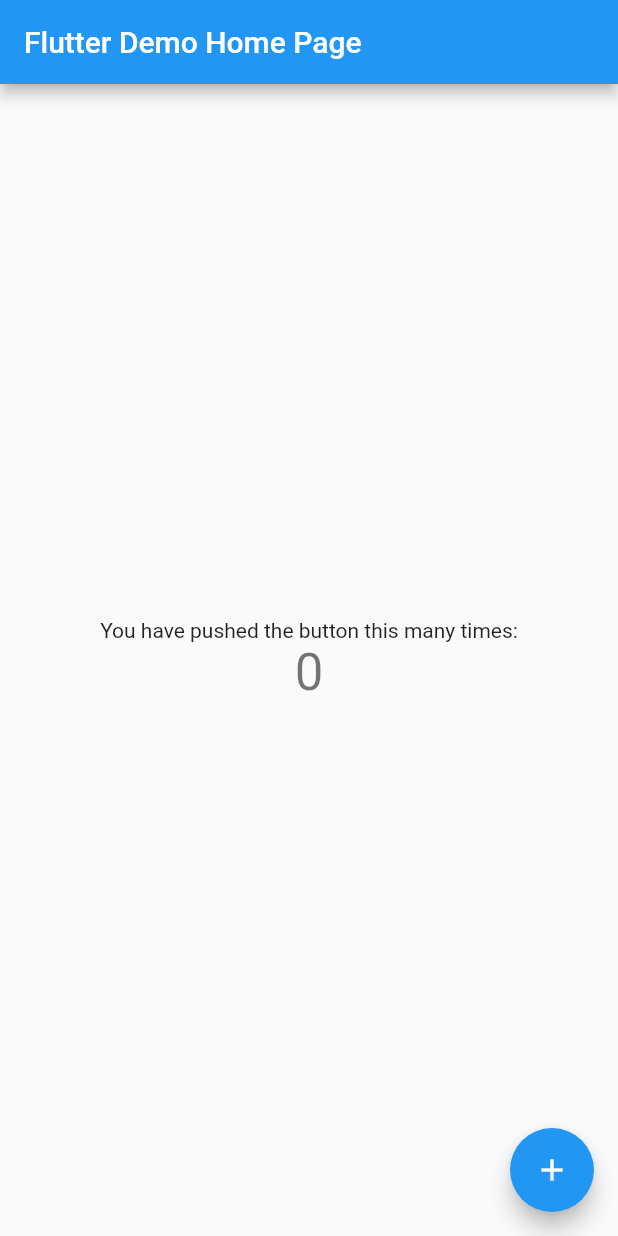
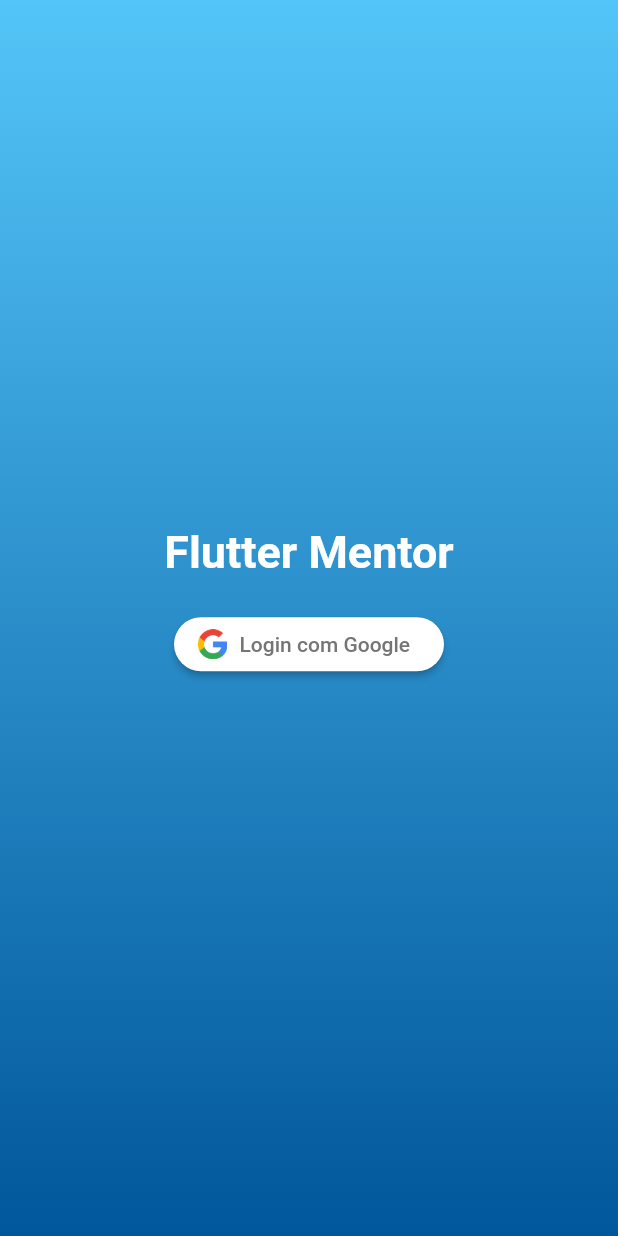
Before and after one commit to RafaelBarbosatec/MentorFlutter, a Flutter app: the screen it shows after launch, on a phone screen of 412 x 824 dp. Run offline on Flutter 3.47's test engine with Material 2 defaults, Android fonts, the phone set to English and light mode, and no system bars; our stand-ins replace firebase_auth, google_sign_in; accounts and stored records are empty.

Commit message:
adiciona login

```diff
--- a/lib/main.dart
+++ b/lib/main.dart
@@ -1,4 +1,5 @@
 import 'package:flutter/material.dart';
+import 'package:mentor_flutter/pages/login/login_view.dart';
 
 void main() => runApp(MyApp());
 
@@ -9,103 +10,9 @@ class MyApp extends StatelessWidget {
     return MaterialApp(
       title: 'Flutter Demo',
       theme: ThemeData(
-        // This is the theme of your application.
-        //
-        // Try running your application with "flutter run". You'll see the
-        // application has a blue toolbar. Then, without quitting the app, try
-        // changing the primarySwatch below to Colors.green and then invoke
-        // "hot reload" (press "r" in the console where you ran "flutter run",
-        // or simply save your changes to "hot reload" in a Flutter IDE).
-        // Notice that the counter didn't reset back to zero; the application
-        // is not restarted.
         primarySwatch: Colors.blue,
       ),
-      home: MyHomePage(title: 'Flutter Demo Home Page'),
+      home: LoginView(),
     );
   }
 }
-
-class MyHomePage extends StatefulWidget {
-  MyHomePage({Key key, this.title}) : super(key: key);
-
-  // This widget is the home page of your application. It is stateful, meaning
-  // that it has a State object (defined below) that contains fields that affect
-  // how it looks.
-
-  // This class is the configuration for the state. It holds the values (in this
-  // case the title) provided by the parent (in this case the App widget) and
-  // used by the build method of the State. Fields in a Widget subclass are
-  // always marked "final".
-
-  final String title;
-
-  @override
-  _MyHomePageState createState() => _MyHomePageState();
-}
-
-class _MyHomePageState extends State<MyHomePage> {
-  int _counter = 0;
-
-  void _incrementCounter() {
-    setState(() {
-      // This call to setState tells the Flutter framework that something has
-      // changed in this State, which causes it to rerun the build method below
-      // so that the display can reflect the updated values. If we changed
-      // _counter without calling setState(), then the build method would not be
-      // called again, and so nothing would appear to happen.
-      _counter++;
-    });
-  }
-
-  @override
-  Widget build(BuildContext context) {
-    // This method is rerun every time setState is called, for instance as done
-    // by the _incrementCounter method above.
-    //
-    // The Flutter framework has been optimized to make rerunning build methods
-    // fast, so that you can just rebuild anything that needs updating rather
-    // than having to individually change instances of widgets.
-    return Scaffold(
-      appBar: AppBar(
-        // Here we take the value from the MyHomePage object that was created by
-        // the App.build method, and use it to set our appbar title.
-        title: Text(widget.title),
-      ),
-      body: Center(
-        // Center is a layout widget. It takes a single child and positions it
-        // in the middle of the parent.
-        child: Column(
-          // Column is also layout widget. It takes a list of children and
-          // arranges them vertically. By default, it sizes itself to fit its
-          // children horizontally, and tries to be as tall as its parent.
-          //
-          // Invoke "debug painting" (press "p" in the console, choose the
-          // "Toggle Debug Paint" action from the Flutter Inspector in Android
-          // Studio, or the "Toggle Debug Paint" command in Visual Studio Code)
-          // to see the wireframe for each widget.
-          //
-          // Column has various properties to control how it sizes itself and
-          // how it positions its children. Here we use mainAxisAlignment to
-          // center the children vertically; the main axis here is the vertical
-          // axis because Columns are vertical (the cross axis would be
-          // horizontal).
-          mainAxisAlignment: MainAxisAlignment.center,
-          children: <Widget>[
-            Text(
-              'You have pushed the button this many times:',
-            ),
-            Text(
-              '$_counter',
-              style: Theme.of(context).textTheme.display1,
-            ),
-          ],
-        ),
-      ),
-      floatingActionButton: FloatingActionButton(
-        onPressed: _incrementCounter,
-        tooltip: 'Increment',
-        child: Icon(Icons.add),
-      ), // This trailing comma makes auto-formatting nicer for build methods.
-    );
-  }
-}
--- /dev/null
+++ b/lib/pages/login/login_view.dart
@@ -0,0 +1,79 @@
+
+import 'package:firebase_auth/firebase_auth.dart';
+import 'package:flutter/material.dart';
+import 'package:google_sign_in/google_sign_in.dart';
+import 'package:mentor_flutter/support/Auth.dart';
+import 'package:mentor_flutter/support/util.dart';
+
+class LoginView extends StatefulWidget {
+  @override
+  _LoginViewState createState() => _LoginViewState();
+}
+
+class _LoginViewState extends State<LoginView> {
+  @override
+  Widget build(BuildContext context) {
+    return Scaffold(
+      body: Container(
+        decoration: BoxDecoration(
+          gradient: new LinearGradient(
+            colors: [ColorFromHex(code: "#54c5f8"), ColorFromHex(code: "#01579b")],
+            begin: Alignment.topCenter,
+            end: Alignment.bottomCenter
+          ),
+        ),
+        child: Center(
+          child: Column(
+            mainAxisSize: MainAxisSize.min,
+            children: <Widget>[
+              Text("Flutter Mentor",
+                style: TextStyle(
+                  fontSize: 30,
+                  fontWeight: FontWeight.bold,
+                  color: Colors.white
+                ),
+              ),
+              Padding(
+                padding: const EdgeInsets.all(20.0),
+                child: SizedBox(
+                  width: 180.0,
+                  child: RaisedButton(
+                    color: Colors.white,
+                    shape: RoundedRectangleBorder(
+                      borderRadius: BorderRadius.all(Radius.circular(20.0))
+                    ),
+                    child: _buildInnerButtonGoogle(),
+                    onPressed: (){
+
+                    },
+                  ),
+                ),
+              )
+            ],
+          ),
+        ),
+      ),
+    );
+  }
+
+  _buildInnerButtonGoogle() {
+    return Row(
+      children: <Widget>[
+        Image.asset(
+            'assets/logo_google.png',
+          height: 20,
+        ),
+        Padding(
+          padding: const EdgeInsets.only(left: 8.0),
+          child: Text(
+              "Login com Google",
+            style: TextStyle(
+              color: Colors.grey[600]
+            ),
+          ),
+        )
+      ],
+    );
+  }
+
+}
--- /dev/null
+++ b/lib/support/Auth.dart
@@ -0,0 +1,39 @@
+
+import 'package:google_sign_in/google_sign_in.dart';
+import 'package:firebase_auth/firebase_auth.dart';
+
+abstract class Auth{
+  Future<FirebaseUser> signInWithGoogle();
+  Future<FirebaseUser> getUserSign();
+  Future<void> logout();
+}
+
+class AuthImpl extends Auth{
+
+  final GoogleSignIn googleSignIn;
+  final FirebaseAuth firebaseAuth;
+
+  AuthImpl(this.googleSignIn, this.firebaseAuth);
+
+  @override
+  Future<FirebaseUser> getUserSign() {
+    return firebaseAuth.currentUser();
+  }
+
+  @override
+  Future<void> logout() {
+    return firebaseAuth.signOut();
+  }
+
+  @override
+  Future<FirebaseUser> signInWithGoogle() async {
+    final GoogleSignInAccount googleAccount = await googleSignIn.signIn();
+    final GoogleSignInAuthentication googleAuth = await googleAccount.authentication;
+    final AuthCredential credential = GoogleAuthProvider.getCredential(
+      accessToken: googleAuth.accessToken,
+      idToken: googleAuth.idToken,
+    );
+    return firebaseAuth.signInWithCredential(credential);
+  }
+
+}
--- /dev/null
+++ b/lib/support/util.dart
@@ -0,0 +1,12 @@
+
+import 'package:flutter/material.dart';
+
+Color ColorFromHex({String code}) {
+  var str = code.substring(1, 7);
+  var bigint = int.parse(str, radix: 16);
+  final r = (bigint >> 16) & 255;
+  final g = (bigint >> 8) & 255;
+  final b = bigint & 255;
+  final a = 255;
+  return Color.fromARGB(a, r, g, b);
+}
```
Also changed, not shown: pubspec.yaml (+5 -5 lines), assets/logo_google.png (added), pubspec.lock, 3 other files.
